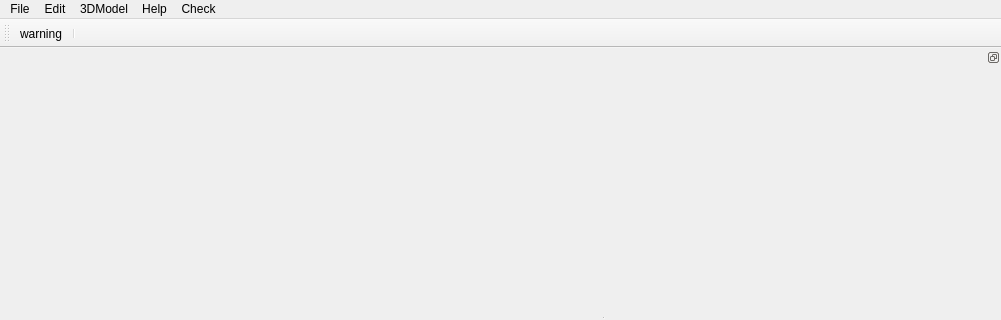
Above: src/view/MainWindow.ui from gnailegoac/rde_ygomi before the change; both pictures show x 0 to 1001 and y 0 to 320 of the 1001 by 600 pixel window. Below: the same form after it.
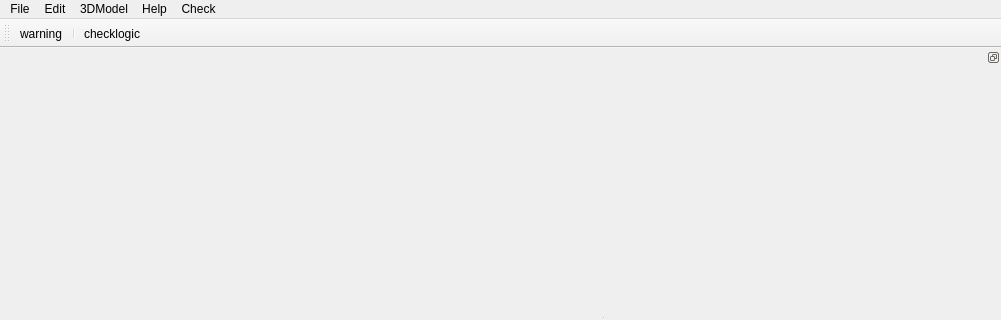
That is the form after the change. Custom widgets are drawn as their Qt base class.

Commit message: move check logic from command to model

Diff of the .ui file:
```diff
--- a/src/view/MainWindow.ui
+++ b/src/view/MainWindow.ui
@@ -111,6 +111,7 @@
    </attribute>
    <addaction name="actionWarning"/>
    <addaction name="separator"/>
+   <addaction name="actionCheckLogic"/>
   </widget>
   <widget class="QDockWidget" name="dockWidget">
    <property name="minimumSize">
@@ -232,6 +233,14 @@
     <string>Check Logic Consistency</string>
    </property>
   </action>
+  <action name="actionCheckLogic">
+   <property name="text">
+    <string>checklogic</string>
+   </property>
+   <property name="toolTip">
+    <string>Check Logic Consistency</string>
+   </property>
+  </action>
  </widget>
  <layoutdefault spacing="6" margin="11"/>
  <customwidgets>
```
The commit also changes 15 other files.
